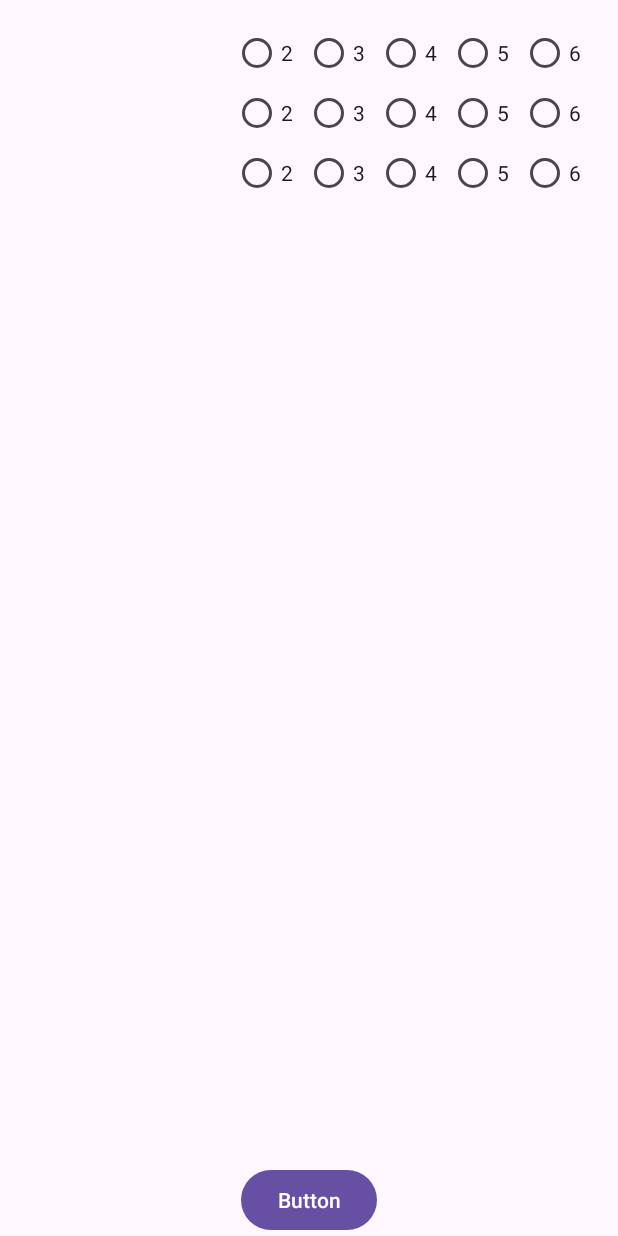
After one commit to gabrylo/lab1grades, an Android app: the layout activity_grades_input.xml on its own in the app's theme, with its tools: preview values and no code run, on a phone screen of 412 x 824 dp. The commit adds this screen. Run offline under Robolectric (Android 15) with nearby library versions, the phone set to English and light mode, and no system bars.

Commit message:
with button

```diff
--- /dev/null
+++ b/app/src/main/res/layout/activity_grades_input.xml
@@ -0,0 +1,29 @@
+<?xml version="1.0" encoding="utf-8"?>
+<androidx.constraintlayout.widget.ConstraintLayout
+    xmlns:android="http://schemas.android.com/apk/res/android"
+    xmlns:tools="http://schemas.android.com/tools"
+    xmlns:app="http://schemas.android.com/apk/res-auto"
+    android:layout_width="match_parent"
+    android:layout_height="match_parent"
+    tools:context=".GradesInputActivity">
+
+  <androidx.recyclerview.widget.RecyclerView
+      android:id="@+id/recyclerView"
+      android:layout_width="383dp"
+      android:layout_height="601dp"
+      android:layout_marginStart="12dp"
+      app:layout_constraintBottom_toTopOf="@+id/button"
+      app:layout_constraintStart_toStartOf="parent"
+      app:layout_constraintTop_toTopOf="parent"
+      app:layout_constraintVertical_bias="0.086"
+      tools:listitem="@layout/item_subject_grade" />
+
+  <Button
+      android:id="@+id/button"
+      android:layout_width="wrap_content"
+      android:layout_height="wrap_content"
+      android:text="Button"
+      app:layout_constraintBottom_toBottomOf="parent"
+      app:layout_constraintEnd_toEndOf="parent"
+      app:layout_constraintStart_toStartOf="parent" />
+</androidx.constraintlayout.widget.ConstraintLayout>
--- /dev/null
+++ b/app/src/main/res/layout/item_subject_grade.xml
@@ -0,0 +1,52 @@
+<?xml version="1.0" encoding="utf-8"?>
+<LinearLayout xmlns:android="http://schemas.android.com/apk/res/android"
+    android:layout_width="match_parent"
+    android:layout_height="40dp"
+    android:orientation="horizontal"
+    android:padding="0dp">
+
+    <TextView
+        android:id="@+id/textViewSubjectName"
+        android:layout_width="wrap_content"
+        android:layout_height="wrap_content"
+        android:layout_weight="1"
+        android:textSize="16sp"
+        android:textStyle="bold" />
+
+    <RadioGroup
+        android:id="@+id/radioGroupGrades"
+        android:layout_width="wrap_content"
+        android:layout_height="wrap_content"
+        android:orientation="horizontal">
+
+        <RadioButton
+            android:id="@+id/radioButton2"
+            android:layout_width="wrap_content"
+            android:layout_height="wrap_content"
+            android:text="2" />
+
+        <RadioButton
+            android:id="@+id/radioButton3"
+            android:layout_width="wrap_content"
+            android:layout_height="wrap_content"
+            android:text="3" />
+
+        <RadioButton
+            android:id="@+id/radioButton4"
+            android:layout_width="wrap_content"
+            android:layout_height="wrap_content"
+            android:text="4" />
+
+        <RadioButton
+            android:id="@+id/radioButton5"
+            android:layout_width="wrap_content"
+            android:layout_height="wrap_content"
+            android:text="5" />
+
+        <RadioButton
+            android:id="@+id/radioButton6"
+            android:layout_width="wrap_content"
+            android:layout_height="wrap_content"
+            android:text="6" />
+    </RadioGroup>
+</LinearLayout>
```
Also changed, not shown: app/src/main/AndroidManifest.xml (+8 -4 lines), app/src/main/java/com/example/lab1grades/GradesInputActivity.java (added, +37 -0 lines), app/src/main/java/com/example/lab1grades/MainActivity.java (+11 -1 lines), app/src/main/java/com/example/lab1grades/SubjectGradeAdapter.java (added, +78 -0 lines), app/src/main/res/values/strings.xml (+18 -0 lines).
